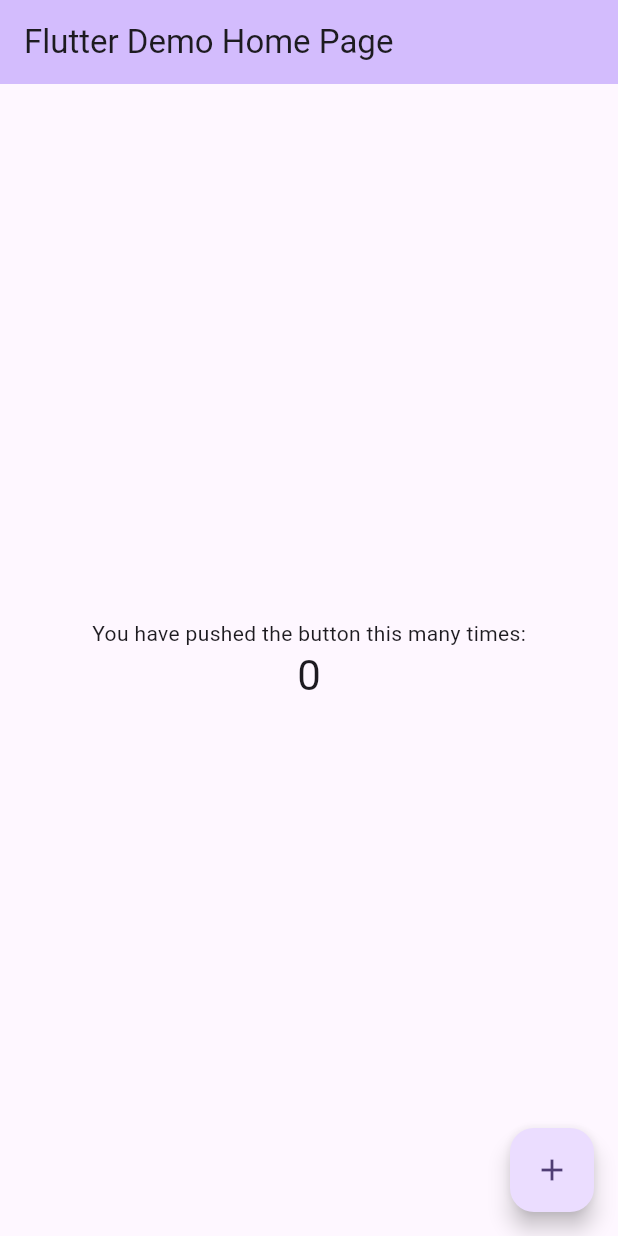
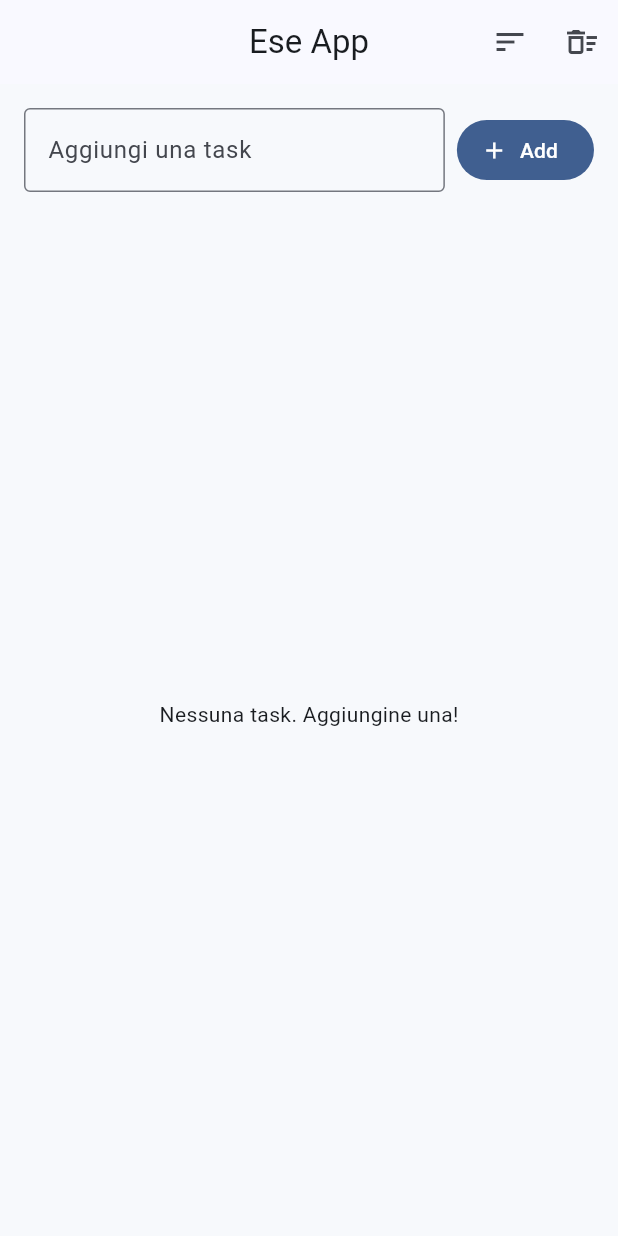
Before and after one commit to luigif0/repo_lezioni, a Flutter app: the screen it shows after launch, on a phone screen of 412 x 824 dp. Run offline on Flutter 3.47's test engine with Material 3 defaults, Android fonts, the phone set to English and light mode, and no system bars.

Commit message:
lezione 1

```diff
--- /dev/null
+++ b/lib/UI/pages/HomePage.dart
@@ -0,0 +1,140 @@
+import 'package:flutter/material.dart';
+import 'package:ese_app_web/model/utils/Costants.dart';
+import 'package:ese_app_web/model/Model.dart';
+import 'package:ese_app_web/model/objects/Task.dart';
+import 'package:ese_app_web/UI/widgets/TaskTile.dart'; // nuovo import
+import 'package:ese_app_web/UI/pages/TaskPage.dart';
+
+class HomePage extends StatefulWidget {
+  final Model model;
+  const HomePage({super.key, required this.model});
+
+  @override
+  State<HomePage> createState() => _HomePageState();
+}
+
+class _HomePageState extends State<HomePage> {
+  final TextEditingController _ctrl = TextEditingController();
+
+  @override
+  void dispose() {
+    _ctrl.dispose();
+    super.dispose();
+  }
+
+  void _handleAdd() {
+    widget.model.addTask(_ctrl.text);
+    _ctrl.clear();
+  }
+
+  @override
+  Widget build(BuildContext context) {
+    return AnimatedBuilder(
+      animation: widget.model,
+      builder: (context, _) {
+        final tasks = widget.model.tasks;
+
+        return Scaffold(
+          appBar: AppBar(
+            title: const Text(Costants.appName),
+            actions: [
+              IconButton(
+                tooltip: 'Ordina per priorità',
+                onPressed: widget.model.sortByPriority,
+                icon: const Icon(Icons.sort),
+              ),
+              IconButton(
+                tooltip: 'Svuota tutto',
+                onPressed: () {
+                  if (tasks.isEmpty) return;
+                  showDialog(
+                    context: context,
+                    builder: (_) => AlertDialog(
+                      title: const Text('Conferma'),
+                      content: const Text(
+                        'Vuoi davvero cancellare tutte le task?',
+                      ),
+                      actions: [
+                        TextButton(
+                          onPressed: () => Navigator.pop(context),
+                          child: const Text('Annulla'),
+                        ),
+                        FilledButton(
+                          onPressed: () {
+                            Navigator.pop(context);
+                            widget.model.clearAll();
+                          },
+                          child: const Text('Sì, cancella'),
+                        ),
+                      ],
+                    ),
+                  );
+                },
+                icon: const Icon(Icons.delete_sweep_outlined),
+              ),
+            ],
+          ),
+          body: Padding(
+            padding: const EdgeInsets.all(Costants.padding),
+            child: Column(
+              children: [
+                // Input + bottone aggiunta
+                Row(
+                  children: [
+                    Expanded(
+                      child: TextField(
+                        controller: _ctrl,
+                        decoration: const InputDecoration(
+                          labelText: 'Aggiungi una task',
+                          hintText: 'Es: Studiare Flutter',
+                        ),
+                        onSubmitted: (_) => _handleAdd(),
+                      ),
+                    ),
+                    const SizedBox(width: 8),
+                    FilledButton.icon(
+                      onPressed: _handleAdd,
+                      icon: const Icon(Icons.add),
+                      label: const Text('Add'),
+                    ),
+                  ],
+                ),
+                const SizedBox(height: 16),
+
+                // Lista task
+                Expanded(
+                  child: tasks.isEmpty
+                      ? const _EmptyState()
+                      : ListView.separated(
+                          itemCount: tasks.length,
+                          separatorBuilder: (_, __) =>
+                              const SizedBox(height: 8),
+                          itemBuilder: (context, index) {
+                            final Task t = tasks[index];
+                            return TaskTile(
+                              task: t,
+                              onTap: () => widget.model.toggleTask(t.id),
+                              onLongPress: () => widget.model.removeTask(t.id),
+                            );
+                          },
+                        ),
+                ),
+              ],
+            ),
+          ),
+        );
+      },
+    );
+  }
+}
+
+class _EmptyState extends StatelessWidget {
+  const _EmptyState();
+
+  @override
+  Widget build(BuildContext context) {
+    return Center(
+      child: Text('Nessuna task. Aggiungine una!', style: Costants.body),
+    );
+  }
+}
--- /dev/null
+++ b/lib/UI/widgets/TaskTile.dart
@@ -0,0 +1,41 @@
+import 'package:flutter/cupertino.dart';
+import 'package:flutter/material.dart';
+import 'package:ese_app_web/model/objects/Task.dart';
+
+class TaskTile extends StatelessWidget {
+  final Task task;
+  final VoidCallback? onTap;
+  final VoidCallback? onLongPress;
+
+  const TaskTile({super.key, required this.task, this.onTap, this.onLongPress});
+
+  @override
+  Widget build(BuildContext context) {
+    return Card(
+      margin: const EdgeInsets.symmetric(vertical: 6, horizontal: 4),
+      elevation: 2,
+      shape: RoundedRectangleBorder(borderRadius: BorderRadius.circular(16)),
+      child: ListTile(
+        onTap: onTap, // toggle done
+        onLongPress: onLongPress, // delete
+        contentPadding: const EdgeInsets.symmetric(horizontal: 16, vertical: 6),
+        leading: Icon(
+          task.isDone ? Icons.check_circle : Icons.radio_button_unchecked,
+          color: task.isDone ? Colors.green : Colors.grey,
+        ),
+        title: Text(
+          task.title,
+          maxLines: 1,
+          overflow: TextOverflow.ellipsis,
+          textAlign: TextAlign.start,
+          style: TextStyle(
+            fontSize: 16,
+            fontWeight: FontWeight.w600,
+            decoration: task.isDone ? TextDecoration.lineThrough : null,
+            color: task.isDone ? Colors.black54 : null,
+          ),
+        ),
+      ),
+    );
+  }
+}
--- a/lib/main.dart
+++ b/lib/main.dart
@@ -1,122 +1,25 @@
 import 'package:flutter/material.dart';
+import 'package:ese_app_web/model/utils/Costants.dart';
+import 'package:ese_app_web/model/Model.dart';
+import 'package:ese_app_web/UI/pages/HomePage.dart';
 
 void main() {
-  runApp(const MyApp());
+  // Istanzio il Model una volta e lo passo in giù
+  final model = Model();
+  runApp(MyApp(model: model));
 }
 
 class MyApp extends StatelessWidget {
-  const MyApp({super.key});
+  final Model model;
+  const MyApp({super.key, required this.model});
 
-  // This widget is the root of your application.
   @override
   Widget build(BuildContext context) {
     return MaterialApp(
-      title: 'Flutter Demo',
-      theme: ThemeData(
-        // This is the theme of your application.
-        //
-        // TRY THIS: Try running your application with "flutter run". You'll see
-        // the application has a purple toolbar. Then, without quitting the app,
-        // try changing the seedColor in the colorScheme below to Colors.green
-        // and then invoke "hot reload" (save your changes or press the "hot
-        // reload" button in a Flutter-supported IDE, or press "r" if you used
-        // the command line to start the app).
-        //
-        // Notice that the counter didn't reset back to zero; the application
-        // state is not lost during the reload. To reset the state, use hot
-        // restart instead.
-        //
-        // This works for code too, not just values: Most code changes can be
-        // tested with just a hot reload.
-        colorScheme: ColorScheme.fromSeed(seedColor: Colors.deepPurple),
-      ),
-      home: const MyHomePage(title: 'Flutter Demo Home Page'),
+      title: Costants.appName,
+      theme: Costants.theme,
+      home: HomePage(model: model),
+      debugShowCheckedModeBanner: false,
     );
   }
 }
-
-class MyHomePage extends StatefulWidget {
-  const MyHomePage({super.key, required this.title});
-
-  // This widget is the home page of your application. It is stateful, meaning
-  // that it has a State object (defined below) that contains fields that affect
-  // how it looks.
-
-  // This class is the configuration for the state. It holds the values (in this
-  // case the title) provided by the parent (in this case the App widget) and
-  // used by the build method of the State. Fields in a Widget subclass are
-  // always marked "final".
-
-  final String title;
-
-  @override
-  State<MyHomePage> createState() => _MyHomePageState();
-}
-
-class _MyHomePageState extends State<MyHomePage> {
-  int _counter = 0;
-
-  void _incrementCounter() {
-    setState(() {
-      // This call to setState tells the Flutter framework that something has
-      // changed in this State, which causes it to rerun the build method below
-      // so that the display can reflect the updated values. If we changed
-      // _counter without calling setState(), then the build method would not be
-      // called again, and so nothing would appear to happen.
-      _counter++;
-    });
-  }
-
-  @override
-  Widget build(BuildContext context) {
-    // This method is rerun every time setState is called, for instance as done
-    // by the _incrementCounter method above.
-    //
-    // The Flutter framework has been optimized to make rerunning build methods
-    // fast, so that you can just rebuild anything that needs updating rather
-    // than having to individually change instances of widgets.
-    return Scaffold(
-      appBar: AppBar(
-        // TRY THIS: Try changing the color here to a specific color (to
-        // Colors.amber, perhaps?) and trigger a hot reload to see the AppBar
-        // change color while the other colors stay the same.
-        backgroundColor: Theme.of(context).colorScheme.inversePrimary,
-        // Here we take the value from the MyHomePage object that was created by
-        // the App.build method, and use it to set our appbar title.
-        title: Text(widget.title),
-      ),
-      body: Center(
-        // Center is a layout widget. It takes a single child and positions it
-        // in the middle of the parent.
-        child: Column(
-          // Column is also a layout widget. It takes a list of children and
-          // arranges them vertically. By default, it sizes itself to fit its
-          // children horizontally, and tries to be as tall as its parent.
-          //
-          // Column has various properties to control how it sizes itself and
-          // how it positions its children. Here we use mainAxisAlignment to
-          // center the children vertically; the main axis here is the vertical
-          // axis because Columns are vertical (the cross axis would be
-          // horizontal).
-          //
-          // TRY THIS: Invoke "debug painting" (choose the "Toggle Debug Paint"
-          // action in the IDE, or press "p" in the console), to see the
-          // wireframe for each widget.
-          mainAxisAlignment: MainAxisAlignment.center,
-          children: <Widget>[
-            const Text('You have pushed the button this many times:'),
-            Text(
-              '$_counter',
-              style: Theme.of(context).textTheme.headlineMedium,
-            ),
-          ],
-        ),
-      ),
-      floatingActionButton: FloatingActionButton(
-        onPressed: _incrementCounter,
-        tooltip: 'Increment',
-        child: const Icon(Icons.add),
-      ), // This trailing comma makes auto-formatting nicer for build methods.
-    );
-  }
-}
--- /dev/null
+++ b/lib/model/objects/Task.dart
@@ -0,0 +1,56 @@
+/// Entità Task semplice, con utilità base.
+class Task {
+  final String id;
+  final String title;
+  final bool isDone;
+  final DateTime? dueDate;
+  final int priority; // 1 (alta) .. 3 (bassa) – opzionale
+
+  const Task({
+    required this.id,
+    required this.title,
+    this.isDone = false,
+    this.dueDate,
+    this.priority = 2,
+  });
+
+  Task copyWith({
+    String? id,
+    String? title,
+    bool? isDone,
+    DateTime? dueDate,
+    int? priority,
+  }) {
+    return Task(
+      id: id ?? this.id,
+      title: title ?? this.title,
+      isDone: isDone ?? this.isDone,
+      dueDate: dueDate ?? this.dueDate,
+      priority: priority ?? this.priority,
+    );
+  }
+
+  Task toggle() => copyWith(isDone: !isDone);
+
+  Map<String, dynamic> toMap() {
+    return {
+      'id': id,
+      'title': title,
+      'isDone': isDone,
+      'dueDate': dueDate?.toIso8601String(),
+      'priority': priority,
+    };
+  }
+
+  factory Task.fromMap(Map<String, dynamic> map) {
+    return Task(
+      id: map['id'] as String,
+      title: map['title'] as String,
+      isDone: map['isDone'] as bool? ?? false,
+      dueDate: map['dueDate'] != null
+          ? DateTime.tryParse(map['dueDate'] as String)
+          : null,
+      priority: map['priority'] as int? ?? 2,
+    );
+  }
+}
--- /dev/null
+++ b/lib/model/utils/Costants.dart
@@ -0,0 +1,49 @@
+import 'package:flutter/material.dart';
+
+/// Costanti e stili riutilizzabili nel progetto.
+/// (Mantengo il nome "Costants" come da tua richiesta)
+class Costants {
+  // App
+  static const String appName = 'Ese App';
+
+  // Spaziatura
+  static const double padding = 16.0;
+  static const double radius = 16.0;
+
+  // Colori base
+  static const Color primary = Color(0xFF1565C0);
+  static const Color accent = Color(0xFF26A69A);
+  static const Color bg = Color(0xFFF7F9FC);
+
+  // Tipografia
+  static const TextStyle h1 = TextStyle(
+    fontSize: 24,
+    fontWeight: FontWeight.w700,
+  );
+
+  static const TextStyle h2 = TextStyle(
+    fontSize: 18,
+    fontWeight: FontWeight.w600,
+  );
+
+  static const TextStyle body = TextStyle(
+    fontSize: 14,
+    fontWeight: FontWeight.w400,
+  );
+
+  // Ombra card
+  static List<BoxShadow> cardShadow = const [
+    BoxShadow(color: Colors.black12, blurRadius: 10, offset: Offset(0, 4)),
+  ];
+
+  // Tema (facoltativo, comodo da usare in MaterialApp)
+  static ThemeData theme = ThemeData(
+    useMaterial3: true,
+    colorScheme: ColorScheme.fromSeed(seedColor: primary),
+    scaffoldBackgroundColor: bg,
+    appBarTheme: const AppBarTheme(centerTitle: true, elevation: 0),
+    inputDecorationTheme: const InputDecorationTheme(
+      border: OutlineInputBorder(),
+    ),
+  );
+}
```
Also changed, not shown: lib/UI/pages/TaskPage.dart (added, +24 -0 lines), lib/model/Model.dart (added, +54 -0 lines).
